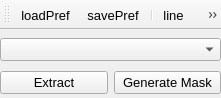
Old version of the form UIs/nRegionPath.ui in the repository NeutrinoToolkit/Neutrino.
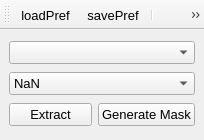
New version of the form. Icons and pictures are not drawn.

The edit to the form file:
```diff
--- a/UIs/nRegionPath.ui
+++ b/UIs/nRegionPath.ui
@@ -6,8 +6,8 @@
    <rect>
     <x>0</x>
     <y>0</y>
-    <width>221</width>
-    <height>98</height>
+    <width>204</width>
+    <height>140</height>
    </rect>
   </property>
   <property name="font">
@@ -25,20 +25,40 @@
    <property name="layoutDirection">
     <enum>Qt::LeftToRight</enum>
    </property>
-   <layout class="QGridLayout" name="gridLayout_2">
-    <property name="leftMargin">
-     <number>0</number>
-    </property>
-    <property name="topMargin">
-     <number>4</number>
-    </property>
-    <property name="rightMargin">
-     <number>0</number>
-    </property>
-    <property name="bottomMargin">
-     <number>0</number>
-    </property>
-    <item row="1" column="0">
+   <layout class="QGridLayout" name="gridLayout">
+    <item row="1" column="0" colspan="2">
+     <widget class="QComboBox" name="defaultValue">
+      <property name="neutrinoSave" stdset="0">
+       <bool>true</bool>
+      </property>
+      <item>
+       <property name="text">
+        <string>NaN</string>
+       </property>
+      </item>
+      <item>
+       <property name="text">
+        <string>Min</string>
+       </property>
+      </item>
+      <item>
+       <property name="text">
+        <string>Max</string>
+       </property>
+      </item>
+      <item>
+       <property name="text">
+        <string>Mean</string>
+       </property>
+      </item>
+      <item>
+       <property name="text">
+        <string>0</string>
+       </property>
+      </item>
+     </widget>
+    </item>
+    <item row="2" column="0">
      <widget class="QPushButton" name="doIt">
       <property name="font">
        <font>
@@ -50,7 +70,7 @@
       </property>
      </widget>
     </item>
-    <item row="1" column="1">
+    <item row="2" column="1">
      <widget class="QPushButton" name="doMask">
       <property name="font">
        <font>
```
Left out of the diff: 20 changed lines with no effect on the pictures.
